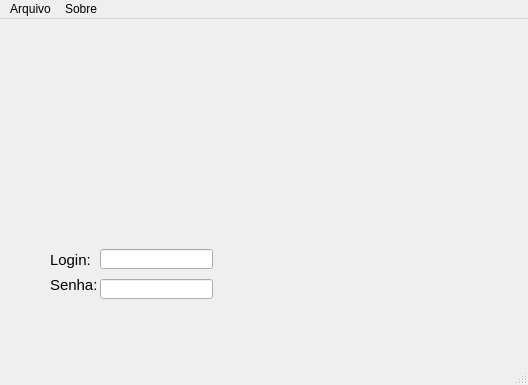
Before: the Qt Designer form gui/telaDeLogin.ui in HemensonDavid/login-python, drawn with Qt 5.
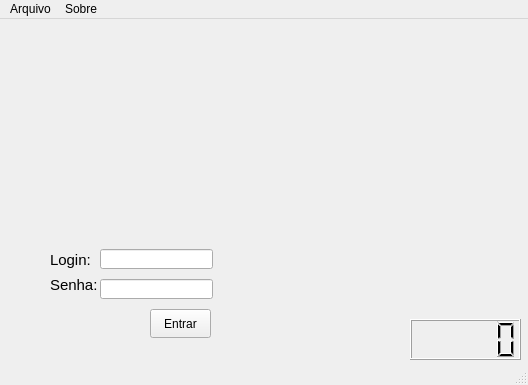
After: the same form once the commit is applied.

Commit message: modificacao na tela de login

```diff
--- a/gui/telaDeLogin.ui
+++ b/gui/telaDeLogin.ui
@@ -70,6 +70,32 @@
      </rect>
     </property>
    </widget>
+   <widget class="QLCDNumber" name="lcdRelogio">
+    <property name="geometry">
+     <rect>
+      <x>410</x>
+      <y>300</y>
+      <width>111</width>
+      <height>41</height>
+     </rect>
+    </property>
+    <property name="smallDecimalPoint">
+     <bool>false</bool>
+    </property>
+   </widget>
+   <widget class="QPushButton" name="btEntrar">
+    <property name="geometry">
+     <rect>
+      <x>150</x>
+      <y>290</y>
+      <width>61</width>
+      <height>29</height>
+     </rect>
+    </property>
+    <property name="text">
+     <string>Entrar</string>
+    </property>
+   </widget>
   </widget>
   <widget class="QMenuBar" name="menubar">
    <property name="geometry">
```
Left out of the diff: 2 changed lines with no effect on the pictures. The commit also changes 1 other file.
